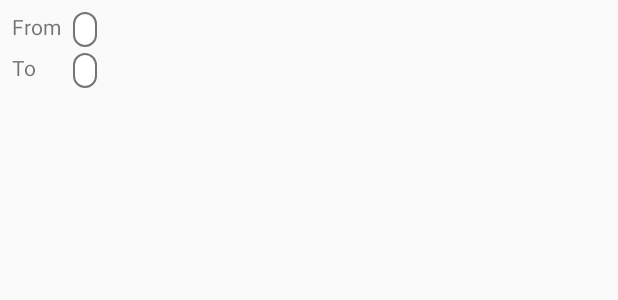
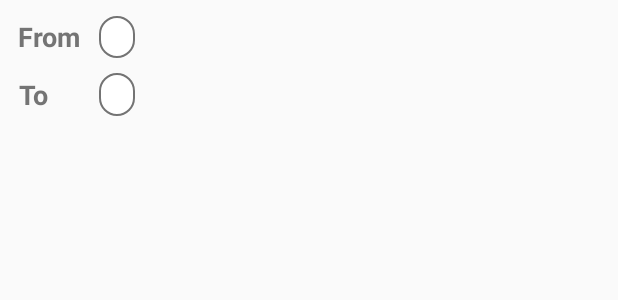
Before and after one commit to LionelC001/GoNews, an Android app: the layout layout_popup_date.xml on its own in the app's theme, with its tools: preview values and no code run, on a phone screen of 412 x 824 dp. Shown: the top 300 px of the screen. Run offline under Robolectric (Android 15) with nearby library versions, the phone set to English and light mode, and no system bars.

Commit message:
優化PopupWindow介面視圖

```diff
--- a/app/src/main/java/com/lionel/gonews/search/SearchAct.java
+++ b/app/src/main/java/com/lionel/gonews/search/SearchAct.java
@@ -99,7 +99,7 @@ public class SearchAct extends AppCompatActivity implements SearchBox.ISearchBox
         btnSortByFilter.setOnClickListener(new View.OnClickListener() {
             @Override
             public void onClick(View v) {
-                sortByPopupWindow.showAsDropDown(btnSortByFilter);
+                sortByPopupWindow.show(btnSortByFilter);
             }
         });
 
@@ -108,7 +108,7 @@ public class SearchAct extends AppCompatActivity implements SearchBox.ISearchBox
         btnDateFilter.setOnClickListener(new View.OnClickListener() {
             @Override
             public void onClick(View v) {
-                datePopupWindow.showAsDropDown(btnDateFilter);
+                datePopupWindow.show(btnDateFilter);
             }
         });
 
--- a/app/src/main/java/com/lionel/gonews/search/SearchDateRangePopupWindow.java
+++ b/app/src/main/java/com/lionel/gonews/search/SearchDateRangePopupWindow.java
@@ -54,6 +54,10 @@ public class SearchDateRangePopupWindow extends BasePopupWindow {
     private void initValue() {
         oldValueFrom = txtDateRangeFrom.getText().toString();
         oldValueTo = txtDateRangeTo.getText().toString();
+    }
+
+    public void show(View anchor){
+        super.show(anchor);
     }
 
     @Override
--- a/app/src/main/java/com/lionel/gonews/search/SearchSortByPopupWindow.java
+++ b/app/src/main/java/com/lionel/gonews/search/SearchSortByPopupWindow.java
@@ -55,6 +55,10 @@ public class SearchSortByPopupWindow extends BasePopupWindow {
         });
     }
 
+    public void show(View anchor){
+        super.show(anchor);
+    }
+
     @Override
     public void dismiss() {
         if (checkIsValueChanged()) {
--- a/app/src/main/res/layout/layout_popup_date.xml
+++ b/app/src/main/res/layout/layout_popup_date.xml
@@ -2,44 +2,56 @@
 <android.support.constraint.ConstraintLayout xmlns:android="http://schemas.android.com/apk/res/android"
     xmlns:app="http://schemas.android.com/apk/res-auto"
     android:layout_width="match_parent"
-    android:layout_height="match_parent"
-    android:padding="@dimen/x8dp">
+    android:layout_height="wrap_content"
+    android:clipToPadding="false"
+    android:padding="@dimen/x12dp">
 
     <TextView
         android:id="@+id/txtDateFrom"
+        style="@style/PopupWindowText"
         android:layout_width="wrap_content"
         android:layout_height="wrap_content"
+        android:gravity="center"
         android:text="@string/from"
         app:layout_constraintStart_toStartOf="parent"
         app:layout_constraintTop_toTopOf="parent" />
 
     <TextView
         android:id="@+id/txtDateTo"
+        style="@style/PopupWindowText"
         android:layout_width="wrap_content"
         android:layout_height="wrap_content"
-        android:layout_marginTop="@dimen/x8dp"
+        android:layout_marginTop="@dimen/x12dp"
+        android:gravity="center"
         android:text="@string/to"
+        app:layout_constraintBottom_toBottomOf="parent"
         app:layout_constraintStart_toStartOf="parent"
         app:layout_constraintTop_toBottomOf="@+id/txtDateFrom" />
 
     <TextView
         android:id="@+id/txtDateRangeFrom"
+        style="@style/PopupWindowText"
         android:layout_width="wrap_content"
         android:layout_height="wrap_content"
-        android:layout_marginStart="@dimen/x8dp"
+        android:layout_marginStart="@dimen/x12dp"
         android:background="@drawable/frame_round_corner_white"
         android:inputType="none"
+        android:paddingStart="@dimen/x12dp"
+        android:paddingEnd="@dimen/x12dp"
+        app:layout_constraintBottom_toBottomOf="@+id/txtDateFrom"
         app:layout_constraintStart_toEndOf="@+id/txtDateFrom"
         app:layout_constraintTop_toTopOf="@+id/txtDateFrom" />
 
     <TextView
         android:id="@+id/txtDateFromTo"
+        style="@style/PopupWindowText"
         android:layout_width="wrap_content"
         android:layout_height="wrap_content"
         android:background="@drawable/frame_round_corner_white"
         android:inputType="none"
+        android:paddingStart="@dimen/x12dp"
+        android:paddingEnd="@dimen/x12dp"
+        app:layout_constraintBottom_toBottomOf="@+id/txtDateTo"
         app:layout_constraintStart_toStartOf="@+id/txtDateRangeFrom"
         app:layout_constraintTop_toTopOf="@+id/txtDateTo" />
-
-
 </android.support.constraint.ConstraintLayout>
--- a/app/src/main/res/values/styles.xml
+++ b/app/src/main/res/values/styles.xml
@@ -56,4 +56,10 @@
         <item name="android:textSize">@dimen/x18sp</item>
     </style>
 
+    <style name="PopupWindowText">
+        <item name="android:textStyle">bold</item>
+        <item name="android:textColor">@color/colorDeepGray</item>
+        <item name="android:textSize">@dimen/x18sp</item>
+    </style>
+
 </resources>
```
Also changed, not shown: app/src/main/java/com/lionel/gonews/base/BasePopupWindow.java (+23 -3 lines).
